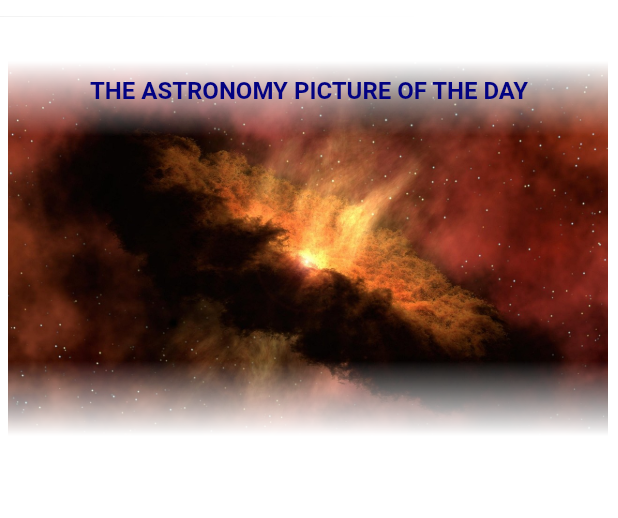
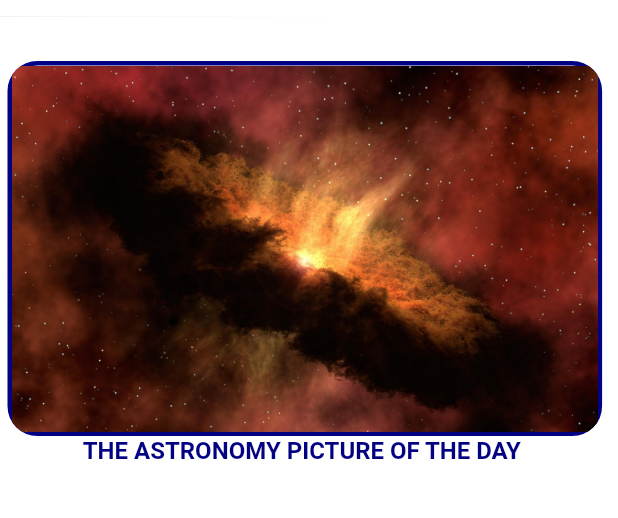
Before and after one commit to shehab-nabil/AstroMars, a Flutter app: the screen it shows after launch, on a phone screen of 412 x 824 dp, the part 68-586 px from its top. Run offline on Flutter 3.47's test engine with Material 2 defaults, Android fonts, the light colour scheme and no system bars; drawn by our look-alikes of flutter_fadein; our stand-ins replace cached_network_image, dartz, device_preview, dio, equatable, get and 1 more.

Commit message:
finish the Astronomy Picture of the Day

```diff
--- a/lib/core/utils/strings.dart
+++ b/lib/core/utils/strings.dart
@@ -1,3 +1,8 @@
 class AppStrings {
   static const String appName = 'AstroMars';
+  static const String serverFailure = 'Server Failure';
+  static const String cacheFailure = 'Cache Failure';
+  static const String unexpectedFailure = 'Unexpected Failure';
+  static const String contentType = 'Content-Type';
+  static const String applicationJson = 'application/json';
 }
--- a/lib/features/pictureOfDay/presentation/pages/home_screen.dart
+++ b/lib/features/pictureOfDay/presentation/pages/home_screen.dart
@@ -1,4 +1,4 @@
-import 'package:astromars/core/utils/colors.dart';
+import 'package:astromars/core/utils/appcolors.dart';
 import 'package:astromars/core/utils/strings.dart';
 import 'package:astromars/features/pictureOfDay/presentation/widgets/pic_of_day.dart';
 import 'package:flutter/material.dart';
--- a/lib/features/pictureOfDay/presentation/widgets/pic_of_day.dart
+++ b/lib/features/pictureOfDay/presentation/widgets/pic_of_day.dart
@@ -1,6 +1,5 @@
-import 'package:astromars/core/utils/colors.dart';
+import 'package:astromars/core/utils/appcolors.dart';
 import 'package:flutter/material.dart';
-import 'package:flutter_fadein/flutter_fadein.dart';
 import 'package:get/get.dart';
 
 class PictureOfTheDay extends StatelessWidget {
@@ -8,48 +7,24 @@ class PictureOfTheDay extends StatelessWidget {
 
   @override
   Widget build(BuildContext context) {
-    return FadeIn(
-        curve: Curves.easeIn,
-        // duration: const Duration(milliseconds: 500),
-        child: GestureDetector(
+    return GestureDetector(
       // key: const Key('openMovieMinimalDetail'),
       onTap: () {
         Get.toNamed('/apodScreen');
       },
-          child: Stack(
+      child: Column(
         children: [
-              ShaderMask(
-                  shaderCallback: (rect) {
-                    return const LinearGradient(
-                      begin: Alignment.topCenter,
-                      end: Alignment.bottomCenter,
-                      colors: [
-                        // fromLTRB
-                        Colors.transparent,
-                        Colors.black,
-                        Colors.black,
-                        Colors.transparent,
-                      ],
-                      stops: [0, 0.2, 0.8, 1],
-                    ).createShader(
-                      Rect.fromLTRB(0, 0, rect.width, rect.height),
-                    );
-                  },
-                  blendMode: BlendMode.dstIn,
+          Container(
+            height: 250,
+            clipBehavior: Clip.antiAlias,
+            decoration: BoxDecoration(
+                borderRadius: BorderRadius.circular(20),
+                border: Border.all(color: AppColors.primaryColor, width: 3)),
             child: Image.asset(
               'assets/images/galaxy.jpg',
               fit: BoxFit.cover,
-                    height: 250,
-                  )),
-              Column(
-                mainAxisAlignment: MainAxisAlignment.start,
-                children: [
-                  Padding(
-                    padding: const EdgeInsets.only(bottom: 10.0, top: 10),
-                    child: Row(
-                      mainAxisAlignment: MainAxisAlignment.center,
-                      children: [
-                        const SizedBox(width: 4.0),
+            ),
+          ),
           Text(
             'The Astronomy Picture of the Day '.toUpperCase(),
             style: TextStyle(
@@ -59,11 +34,6 @@ class PictureOfTheDay extends StatelessWidget {
           ),
         ],
       ),
-                  ),
-                ],
-              ),
-            ],
-          ),
-        ));
+    );
   }
 }
```
Also changed, not shown: lib/core/binding/astronomy_pic_binding.dart (+9 -8 lines), lib/features/pictureOfDay/data/datasources/astronomy_pic_od_the_day_remote_datasource.dart (+3 -14 lines), lib/features/pictureOfDay/data/models/astronomy_pic_of_the_day_model.dart (+4 -4 lines), lib/features/pictureOfDay/data/repositories/astronomy_pic_of_the_day_repo.dart (+10 -20 lines), lib/features/pictureOfDay/domain/entities/apod.dart (+3 -4 lines), lib/features/pictureOfDay/domain/usecases/get_pic_of_the_day.dart (+5 -3 lines), lib/features/pictureOfDay/presentation/controller/astronomy_pic_controller.dart (+37 -1 lines), lib/features/pictureOfDay/presentation/controller/resource_states.dart (added, +47 -0 lines), lib/features/pictureOfDay/presentation/pages/astronomy_pic_of_the_day_screen.dart (+41 -14 lines), lib/core/utils/appcolors.dart (renamed from lib/core/utils/colors.dart). Lines whose indentation alone changed are shown as unchanged.
